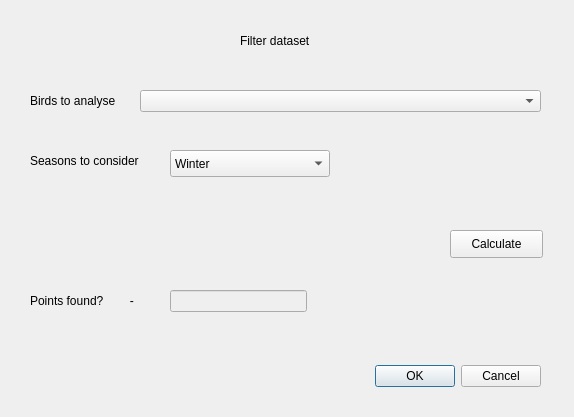
The window that movement_analysis/movement_analysis_dialog_filter.ui (saadsaifse/flight-analysis) describes before a commit, drawn with Qt 5.
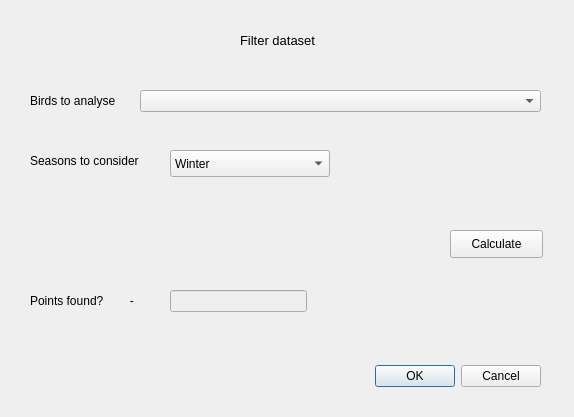
The same window after the commit. Custom widgets are drawn as their Qt base class.

What changed in the file:
```diff
--- a/movement_analysis/movement_analysis_dialog_filter.ui
+++ b/movement_analysis/movement_analysis_dialog_filter.ui
@@ -34,10 +34,15 @@
     <rect>
      <x>240</x>
      <y>30</y>
-     <width>91</width>
+     <width>111</width>
      <height>21</height>
     </rect>
    </property>
+   <property name="font">
+    <font>
+     <pointsize>10</pointsize>
+    </font>
+   </property>
    <property name="text">
     <string>Filter dataset</string>
    </property>
```
